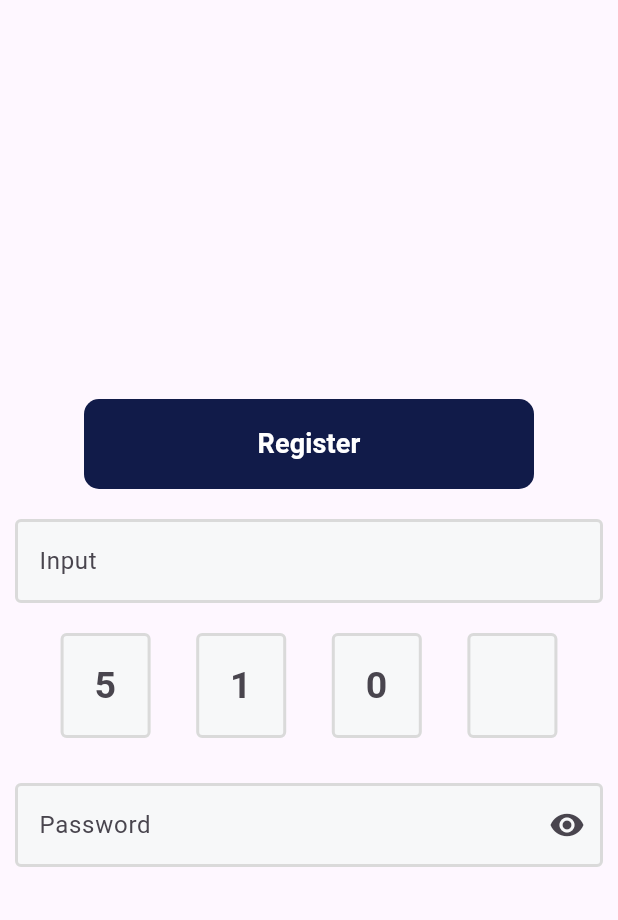
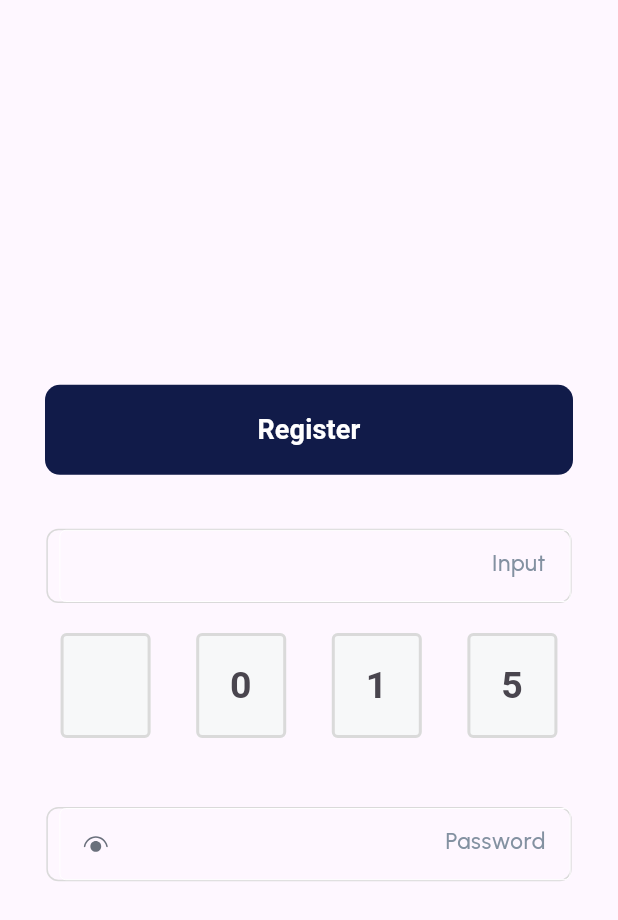
Before and after one commit to Nada52/Tanzeem, a Flutter app: the screen it shows after launch, on a phone screen of 412 x 824 dp. Shown: the top 920 px of the screen. Run offline on Flutter 3.47's test engine with Material 3 defaults, Android fonts, the phone set to English and light mode, and no system bars; our stand-ins replace flutter_svg, google_fonts.

Commit message:
modify on textFormField

```diff
--- a/lib/main.dart
+++ b/lib/main.dart
@@ -32,7 +32,10 @@ class MyApp extends StatelessWidget {
         colorScheme: ColorScheme.fromSeed(seedColor: Colors.deepPurple),
         useMaterial3: true,
       ),
-      home: const HomeView(),
+      home: const Directionality(
+        textDirection: TextDirection.rtl,
+        child: HomeView()
+        ),
       debugShowCheckedModeBanner: false,
     );
   }
--- a/lib/views/home_view.dart
+++ b/lib/views/home_view.dart
@@ -1,15 +1,23 @@
 import 'package:flutter/material.dart';
+import 'package:flutter_svg/svg.dart';
 import 'package:tanzeem/constants/colors.dart';
 import 'package:tanzeem/widgets/otp_text_form_field.dart';
 import 'package:tanzeem/widgets/otp_verification_row.dart';
 import 'package:tanzeem/widgets/tanzeem_button.dart';
 import 'package:tanzeem/widgets/tanzeem_text_form_field.dart';
 
-class HomeView extends StatelessWidget {
+class HomeView extends StatefulWidget {
   const HomeView({Key? key}) : super(key: key);
 
   @override
+  State<HomeView> createState() => _HomeViewState();
+}
+
+class _HomeViewState extends State<HomeView> {
+  bool isSecure = false;
+  @override
   Widget build(BuildContext context) {
+
     return Scaffold(
       body: Padding(
         padding: const EdgeInsets.all(10.0),
@@ -19,32 +27,39 @@ class HomeView extends StatelessWidget {
             TanzeemButton(
               color: kPrimaryColor,
               text: 'Register',
-              onPressed: (){
+              onPressed: () {
                 print('Registered Successfully');
               },
             ),
-             TanzeemTextFormField(
-              hintText: 'Input',
-              keyboardType: TextInputType.emailAddress,
+            TanzeemTextFormField(
+              hint: 'Input',
+              inputType: TextInputType.emailAddress,
               controller: TextEditingController(),
-              isPassword: false,
-              validator: (value) {
-
-              },
+              validator: (value) {}, obscureText: false,
             ),
             const SizedBox(height: 20),
             const OtpVerificationRow(),
             TanzeemTextFormField(
-              hintText: 'Password',
-              keyboardType: TextInputType.emailAddress,
+              hint: 'Password',
+              inputType: TextInputType.visiblePassword,
+                  obscureText: isSecure,
               controller: TextEditingController(),
-              suffixIcon: const Icon(Icons.visibility),
-              isPassword: true,
-              validator: (value) {
-
-              },
+              widget: IconButton(
+                icon: isSecure?const Icon(Icons.visibility_off,size: 20,):  SvgPicture.asset(
+                    "assets/icons/eye.svg",
+                    height: 20,
+                    colorFilter: const ColorFilter.mode(
+                        Color.fromRGBO(106, 112, 124, 1),
+                        BlendMode.srcIn),
+                  ),
+                onPressed: () {
+                  setState(() {
+                    isSecure = !isSecure;
+                  });
+                },
+              ),
+              validator: (value) {},
             ),
-
           ],
         ),
       ),
--- a/lib/widgets/tanzeem_button.dart
+++ b/lib/widgets/tanzeem_button.dart
@@ -2,17 +2,18 @@ import 'package:flutter/material.dart';
 import 'package:tanzeem/constants/colors.dart';
 
 class TanzeemButton extends StatelessWidget {
-  const TanzeemButton({Key? key, required this.color, required this.text, this.width = 300, required this.onPressed}) : super(key: key);
+  const TanzeemButton({Key? key, required this.color, required this.text, required this.onPressed}) : super(key: key);
 
   final Color color;
   final String text;
-  final double width;
   final void Function() onPressed;
 
   @override
   Widget build(BuildContext context) {
+    double height = MediaQuery.of(context).size.height;
+    double width = MediaQuery.of(context).size.width;
     return Container(
-      width: 300,
+      width: 380,
       height: 60,
       margin: const EdgeInsets.all(20),
       decoration: BoxDecoration(
--- a/lib/widgets/tanzeem_text_form_field.dart
+++ b/lib/widgets/tanzeem_text_form_field.dart
@@ -1,44 +1,80 @@
 import 'package:flutter/material.dart';
-import 'package:tanzeem/constants/colors.dart';
+import 'package:google_fonts/google_fonts.dart';
+
+import '../constants/colors.dart';
 
 class TanzeemTextFormField extends StatelessWidget {
-  const TanzeemTextFormField({Key? key, required this.hintText, required this.isPassword, required this.controller, required this.validator, required this.keyboardType, this.suffixIcon,}) : super(key: key);
-  final String hintText;
-  final bool isPassword;
-  final TextEditingController controller;
+  final String hint;
+  final TextEditingController? controller;
+  final Widget? widget;
+  final TextInputType inputType;
   final String? Function(String?)? validator;
-  final TextInputType keyboardType;
-  final Widget? suffixIcon;
+  final bool obscureText ;
+
+   TanzeemTextFormField(
+      {
+      required this.hint,
+      this.controller,
+      this.widget,
+      required this.inputType,
+      this.validator,
+       required this.obscureText,
+      super.key,
+      });
 
   @override
   Widget build(BuildContext context) {
-    return TextFormField(
-      controller: controller,
-      keyboardType: keyboardType,
-      validator: validator,
-      obscureText: isPassword,
-      style: const TextStyle(
-        color: kPrimaryColor,
+    double width = MediaQuery.of(context).size.width;
+    double height = MediaQuery.of(context).size.height;
+    return Container(
+        margin:  const EdgeInsets.only(top: 10),
+        child: Container(
+          margin: const EdgeInsets.only(top: 6),
+          width: width*0.85,
+          height: height * 0.06,
+          decoration: BoxDecoration(
+              borderRadius: BorderRadius.circular(8),
+              border: Border.all(color: const Color.fromRGBO(218, 218, 218, 1))
+              ),
+          child: Padding(
+            padding: const EdgeInsets.only(left: 8.0),
+            child: TextFormField(
+              obscureText: obscureText,
+              validator: validator,
+              controller: controller,
+              autofocus: false,
+              keyboardType: inputType,
+              style: GoogleFonts.cairo(
+                  fontSize: 14,
+                  color: Colors.black,
+                  fontWeight: FontWeight.w400
+                ),
+              cursorColor: kPrimaryColor,
+              decoration:InputDecoration(
+                suffixIcon: widget,
+                hintText: hint,
+                hintStyle: GoogleFonts.urbanist(
+                  fontSize: 15,
+                  color: const Color.fromRGBO(131, 145, 161, 1),
+                  fontWeight: FontWeight.w500
+                ),
+                enabledBorder: const OutlineInputBorder(
+                  borderSide: BorderSide(
+                    color: Colors.white,
+                    width: 0,
 
-      ),
-      decoration: InputDecoration(
-        hintText: hintText,
-        suffixIcon: suffixIcon,
-        border: OutlineInputBorder(
-          borderRadius: BorderRadius.circular(10),
-          borderSide: const BorderSide(color: Colors.white),
+                  )
+                ),
+                focusedBorder: const OutlineInputBorder(
+                  borderSide: BorderSide(
+                      color: Colors.white,
+                    width: 0
+                  )
+                )
+              ),
+            ),
+          ),
         ),
-        fillColor: const Color(0xffF7F8F9),
-        filled: true,
-        focusedBorder: const OutlineInputBorder(
-          borderSide: BorderSide(color: Color(0xffDADADA), width: 2.0),
-        ),
-        enabledBorder: const OutlineInputBorder(
-          borderSide: BorderSide(color: Color(0xffDADADA), width: 2.0),
-        ),
-
-      ),
-
-    );
+        );
   }
 }
```
Also changed, not shown: pubspec.yaml (+6 -2 lines), assets/icons/eye.svg (renamed from assets/icons/fluent_eye-20-filled.svg), pubspec.lock, 1 other file.
